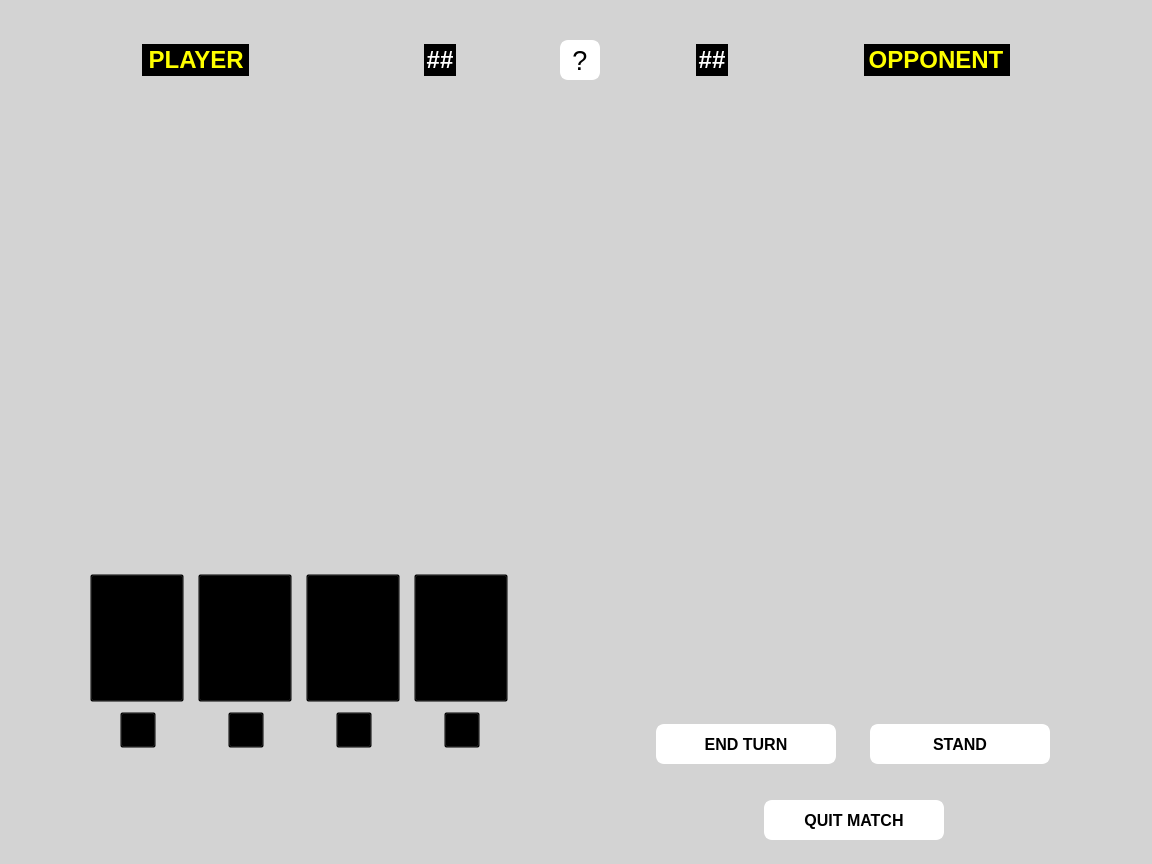
The window that qtd_ui.ui (gcata20/pazaak) describes before a commit, drawn with Qt 5.
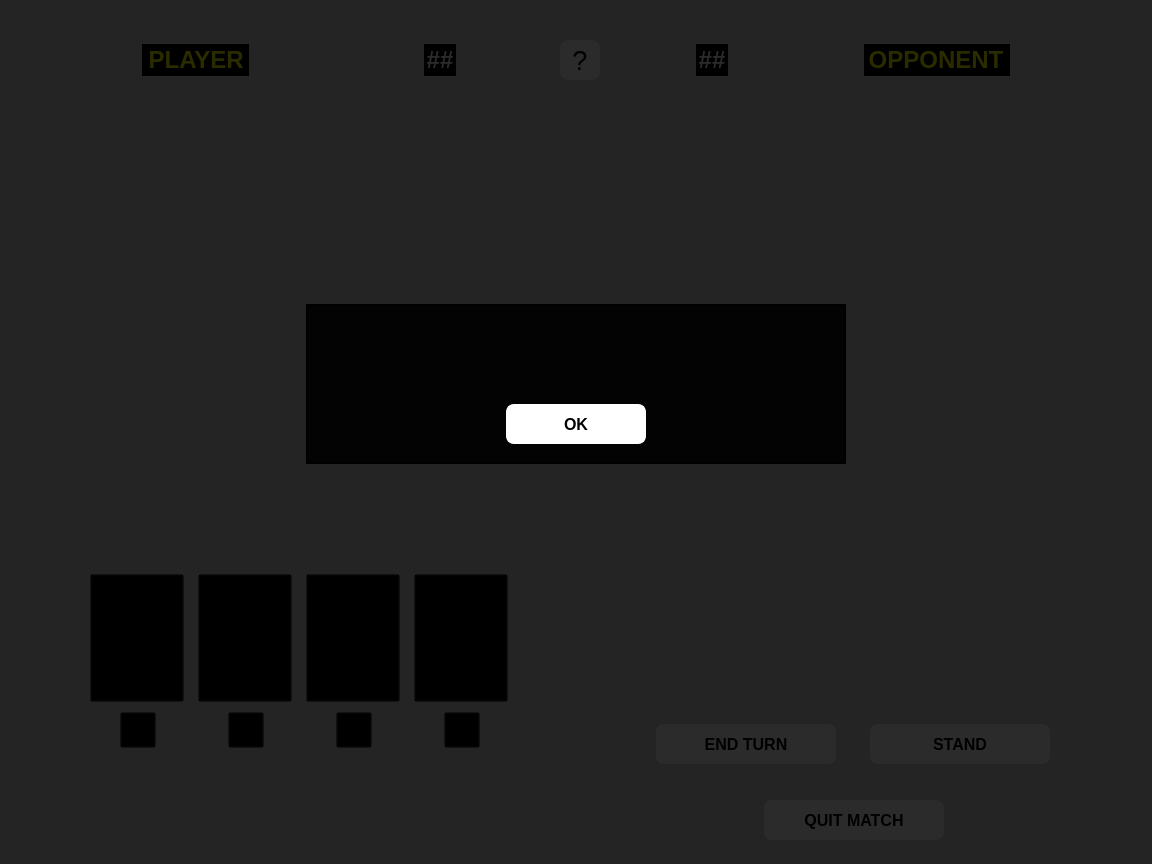
The same window after the commit. The open tabs and pages were chosen to show the change. Icons and pictures are not drawn.

Commit message: Implement logic for playing turns

The edit to the form file:
```diff
--- a/qtd_ui.ui
+++ b/qtd_ui.ui
@@ -2720,6 +2720,373 @@
          <set>Qt::AlignCenter</set>
         </property>
        </widget>
+       <widget class="QFrame" name="popup_match">
+        <property name="geometry">
+         <rect>
+          <x>0</x>
+          <y>0</y>
+          <width>1152</width>
+          <height>864</height>
+         </rect>
+        </property>
+        <property name="toolTip">
+         <string notr="true"/>
+        </property>
+        <property name="statusTip">
+         <string notr="true"/>
+        </property>
+        <property name="whatsThis">
+         <string notr="true"/>
+        </property>
+        <property name="accessibleName">
+         <string notr="true"/>
+        </property>
+        <property name="accessibleDescription">
+         <string notr="true"/>
+        </property>
+        <property name="styleSheet">
+         <string notr="true">background-color: rgba(0, 0, 0, 150)</string>
+        </property>
+        <widget class="QFrame" name="frame_match">
+         <property name="geometry">
+          <rect>
+           <x>306</x>
+           <y>304</y>
+           <width>540</width>
+           <height>160</height>
+          </rect>
+         </property>
+         <property name="toolTip">
+          <string notr="true"/>
+         </property>
+         <property name="statusTip">
+          <string notr="true"/>
+         </property>
+         <property name="whatsThis">
+          <string notr="true"/>
+         </property>
+         <property name="accessibleName">
+          <string notr="true"/>
+         </property>
+         <property name="accessibleDescription">
+          <string notr="true"/>
+         </property>
+         <property name="styleSheet">
+          <string notr="true">background-color: rgba(0, 0, 0, 180);</string>
+         </property>
+         <property name="frameShape">
+          <enum>QFrame::Box</enum>
+         </property>
+         <property name="lineWidth">
+          <number>2</number>
+         </property>
+         <widget class="QLabel" name="text_info_match">
+          <property name="geometry">
+           <rect>
+            <x>130</x>
+            <y>20</y>
+            <width>280</width>
+            <height>60</height>
+           </rect>
+          </property>
+          <property name="font">
+           <font>
+            <pointsize>16</pointsize>
+            <weight>75</weight>
+            <bold>true</bold>
+           </font>
+          </property>
+          <property name="toolTip">
+           <string notr="true"/>
+          </property>
+          <property name="statusTip">
+           <string notr="true"/>
+          </property>
+          <property name="whatsThis">
+           <string notr="true"/>
+          </property>
+          <property name="accessibleName">
+           <string notr="true"/>
+          </property>
+          <property name="accessibleDescription">
+           <string notr="true"/>
+          </property>
+          <property name="styleSheet">
+           <string notr="true">color: rgb(255, 255, 255);
+background-color: rgba(255, 255, 255, 0);</string>
+          </property>
+          <property name="text">
+           <string notr="true">&lt;insert match text here&gt;</string>
+          </property>
+          <property name="alignment">
+           <set>Qt::AlignCenter</set>
+          </property>
+         </widget>
+         <widget class="QPushButton" name="btn_ok_match">
+          <property name="geometry">
+           <rect>
+            <x>200</x>
+            <y>100</y>
+            <width>140</width>
+            <height>40</height>
+           </rect>
+          </property>
+          <property name="font">
+           <font>
+            <family>Arial</family>
+            <pointsize>12</pointsize>
+            <weight>75</weight>
+            <bold>true</bold>
+           </font>
+          </property>
+          <property name="statusTip">
+           <string notr="true"/>
+          </property>
+          <property name="whatsThis">
+           <string notr="true"/>
+          </property>
+          <property name="accessibleName">
+           <string notr="true"/>
+          </property>
+          <property name="accessibleDescription">
+           <string notr="true"/>
+          </property>
+          <property name="autoFillBackground">
+           <bool>false</bool>
+          </property>
+          <property name="styleSheet">
+           <string notr="true">QPushButton {
+    background-color: white;
+    border: 2px solid white;
+    border-radius: 8px;
+}
+
+QPushButton:hover {
+    border: 2px solid red;
+    color: red;
+}
+
+QPushButton:pressed {
+    border: none;
+}</string>
+          </property>
+          <property name="text">
+           <string notr="true">OK</string>
+          </property>
+          <property name="default">
+           <bool>true</bool>
+          </property>
+          <property name="flat">
+           <bool>true</bool>
+          </property>
+         </widget>
+        </widget>
+       </widget>
+       <widget class="QFrame" name="popup_set">
+        <property name="geometry">
+         <rect>
+          <x>0</x>
+          <y>0</y>
+          <width>1152</width>
+          <height>864</height>
+         </rect>
+        </property>
+        <property name="toolTip">
+         <string notr="true"/>
+        </property>
+        <property name="statusTip">
+         <string notr="true"/>
+        </property>
+        <property name="whatsThis">
+         <string notr="true"/>
+        </property>
+        <property name="accessibleName">
+         <string notr="true"/>
+        </property>
+        <property name="accessibleDescription">
+         <string notr="true"/>
+        </property>
+        <property name="styleSheet">
+         <string notr="true">background-color: rgba(0, 0, 0, 150)</string>
+        </property>
+        <widget class="QFrame" name="frame_set">
+         <property name="geometry">
+          <rect>
+           <x>306</x>
+           <y>304</y>
+           <width>540</width>
+           <height>160</height>
+          </rect>
+         </property>
+         <property name="toolTip">
+          <string notr="true"/>
+         </property>
+         <property name="statusTip">
+          <string notr="true"/>
+         </property>
+         <property name="whatsThis">
+          <string notr="true"/>
+         </property>
+         <property name="accessibleName">
+          <string notr="true"/>
+         </property>
+         <property name="accessibleDescription">
+          <string notr="true"/>
+         </property>
+         <property name="styleSheet">
+          <string notr="true">background-color: rgba(0, 0, 0, 180);</string>
+         </property>
+         <property name="frameShape">
+          <enum>QFrame::Box</enum>
+         </property>
+         <property name="lineWidth">
+          <number>2</number>
+         </property>
+         <widget class="QLabel" name="text_info_set">
+          <property name="geometry">
+           <rect>
+            <x>130</x>
+            <y>20</y>
+            <width>280</width>
+            <height>60</height>
+           </rect>
+          </property>
+          <property name="font">
+           <font>
+            <pointsize>16</pointsize>
+            <weight>75</weight>
+            <bold>true</bold>
+           </font>
+          </property>
+          <property name="toolTip">
+           <string notr="true"/>
+          </property>
+          <property name="statusTip">
+           <string notr="true"/>
+          </property>
+          <property name="whatsThis">
+           <string notr="true"/>
+          </property>
+          <property name="accessibleName">
+           <string notr="true"/>
+          </property>
+          <property name="accessibleDescription">
+           <string notr="true"/>
+          </property>
+          <property name="styleSheet">
+           <string notr="true">color: rgb(255, 255, 255);
+background-color: rgba(255, 255, 255, 0);</string>
+          </property>
+          <property name="text">
+           <string notr="true">&lt;insert set text here&gt;</string>
+          </property>
+          <property name="alignment">
+           <set>Qt::AlignCenter</set>
+          </property>
+         </widget>
+         <widget class="QPushButton" name="btn_ok_set">
+          <property name="geometry">
+           <rect>
+            <x>200</x>
+            <y>100</y>
+            <width>140</width>
+            <height>40</height>
+           </rect>
+          </property>
+          <property name="font">
+           <font>
+            <family>Arial</family>
+            <pointsize>12</pointsize>
+            <weight>75</weight>
+            <bold>true</bold>
+           </font>
+          </property>
+          <property name="toolTip">
+           <string notr="true"/>
+          </property>
+          <property name="statusTip">
+           <string notr="true"/>
+          </property>
+          <property name="whatsThis">
+           <string notr="true"/>
+          </property>
+          <property name="accessibleName">
+           <string notr="true"/>
+          </property>
+          <property name="accessibleDescription">
+           <string notr="true"/>
+          </property>
+          <property name="styleSheet">
+           <string notr="true">QPushButton {
+    background-color: white;
+    border: 2px solid white;
+    border-radius: 8px;
+}
+
+QPushButton:hover {
+    border: 2px solid red;
+    color: red;
+}
+
+QPushButton:pressed {
+    border: none;
+}</string>
+          </property>
+          <property name="text">
+           <string notr="true">OK</string>
+          </property>
+         </widget>
+        </widget>
+       </widget>
+       <zorder>gs_bg</zorder>
+       <zorder>gs_btn_help</zorder>
+       <zorder>gs_btn_quit</zorder>
+       <zorder>gs_opp_slot_1</zorder>
+       <zorder>gs_opp_slot_2</zorder>
+       <zorder>gs_opp_slot_3</zorder>
+       <zorder>gs_opp_slot_4</zorder>
+       <zorder>gs_opp_slot_5</zorder>
+       <zorder>gs_opp_slot_6</zorder>
+       <zorder>gs_opp_slot_7</zorder>
+       <zorder>gs_opp_slot_8</zorder>
+       <zorder>gs_opp_slot_9</zorder>
+       <zorder>gs_player_slot_1</zorder>
+       <zorder>gs_player_slot_2</zorder>
+       <zorder>gs_player_slot_3</zorder>
+       <zorder>gs_player_slot_4</zorder>
+       <zorder>gs_player_slot_5</zorder>
+       <zorder>gs_player_slot_6</zorder>
+       <zorder>gs_player_slot_7</zorder>
+       <zorder>gs_player_slot_8</zorder>
+       <zorder>gs_player_slot_9</zorder>
+       <zorder>gs_player_hand_1</zorder>
+       <zorder>gs_player_hand_2</zorder>
+       <zorder>gs_player_hand_3</zorder>
+       <zorder>gs_player_hand_4</zorder>
+       <zorder>gs_opp_hand_1</zorder>
+       <zorder>gs_opp_hand_2</zorder>
+       <zorder>gs_opp_hand_3</zorder>
+       <zorder>gs_opp_hand_4</zorder>
+       <zorder>gs_player_turn</zorder>
+       <zorder>gs_opp_turn</zorder>
+       <zorder>gs_player_set_1</zorder>
+       <zorder>gs_player_set_2</zorder>
+       <zorder>gs_player_set_3</zorder>
+       <zorder>gs_opp_set_3</zorder>
+       <zorder>gs_opp_set_2</zorder>
+       <zorder>gs_opp_set_1</zorder>
+       <zorder>gs_btn_endturn</zorder>
+       <zorder>gs_btn_stand</zorder>
+       <zorder>gs_flip_1</zorder>
+       <zorder>gs_flip_2</zorder>
+       <zorder>gs_flip_3</zorder>
+       <zorder>gs_flip_4</zorder>
+       <zorder>temp_gs_player_name</zorder>
+       <zorder>temp_gs_opp_name</zorder>
+       <zorder>gs_player_total</zorder>
+       <zorder>gs_opp_total</zorder>
+       <zorder>popup_set</zorder>
+       <zorder>popup_match</zorder>
       </widget>
       <widget class="QWidget" name="sw_help_screen">
        <widget class="QPushButton" name="hs_btn_close">
```
The commit also changes 2 other files.
